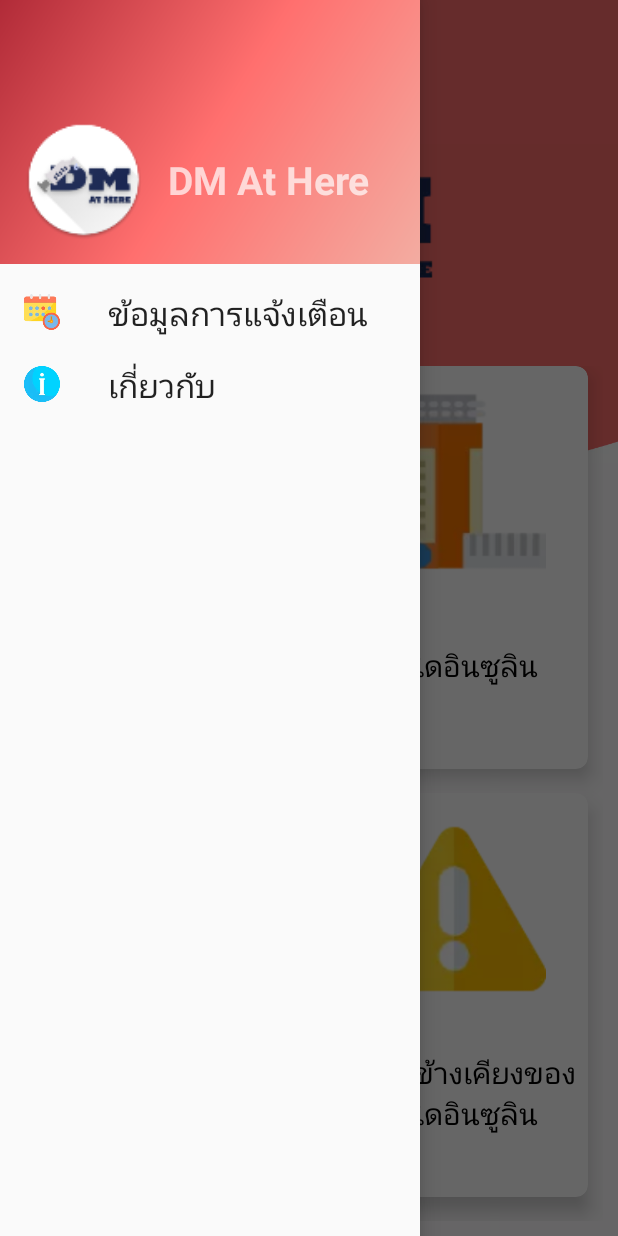
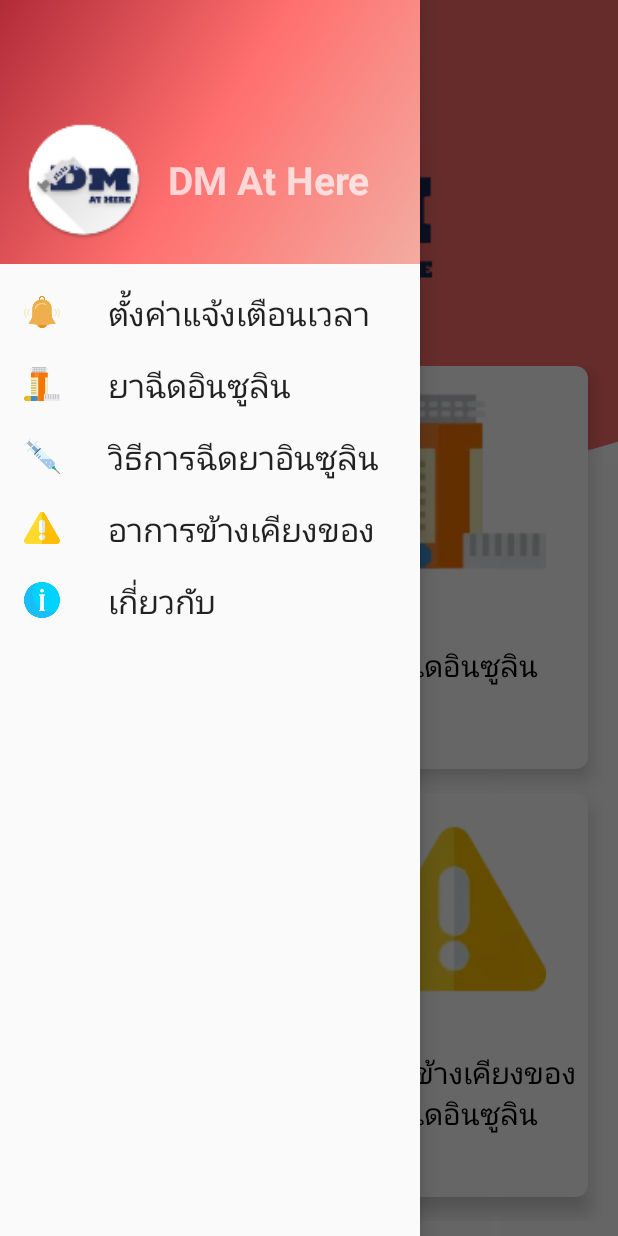
Before and after one commit to peeranont-ja/DmAtHere, an Android app: the screen it shows after launch (MainActivity), with the side drawer open, on a phone screen of 412 x 824 dp. Run offline under Robolectric (Android 15) with nearby library versions, the phone set to English and light mode, and no system bars.

Commit message:
Refine Menu

```diff
--- a/app/src/main/res/menu/activity_main_drawer.xml
+++ b/app/src/main/res/menu/activity_main_drawer.xml
@@ -5,9 +5,24 @@
 
     <group android:checkableBehavior="none">
         <item
-            android:id="@+id/nav_calendar"
-            android:icon="@drawable/ic_calendar"
-            android:title="ข้อมูลการแจ้งเตือนฉีดยาอินซูลิน" />
+            android:id="@+id/nav_alarm"
+            android:icon="@drawable/ic_bell_alarm"
+            android:title="ตั้งค่าแจ้งเตือนเวลาฉีดอินซูลิน" />
+
+        <item
+            android:id="@+id/nav_drugs"
+            android:icon="@drawable/ic_drugs"
+            android:title="ยาฉีดอินซูลิน" />
+
+        <item
+            android:id="@+id/nav_how_to"
+            android:icon="@drawable/ic_syringe"
+            android:title="วิธีการฉีดยาอินซูลิน" />
+
+        <item
+            android:id="@+id/nav_side_effect"
+            android:icon="@drawable/ic_warning"
+            android:title="อาการข้างเคียงของยาฉีดอินซูลิน" />
         <item
             android:id="@+id/nav_about"
             android:icon="@drawable/ic_info"
```
Also changed, not shown: app/src/main/java/com/kku/pharm/project/dmathere/ui/main/MainActivity.kt (+11 -2 lines).
